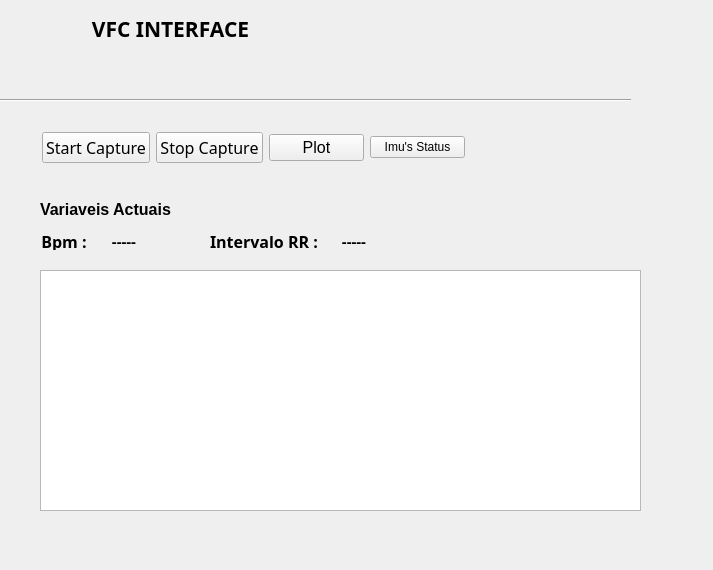
First picture: the form in rrinterface/ui/home.ui, repository DiegoPaezA/pythonCompu, before the edit.
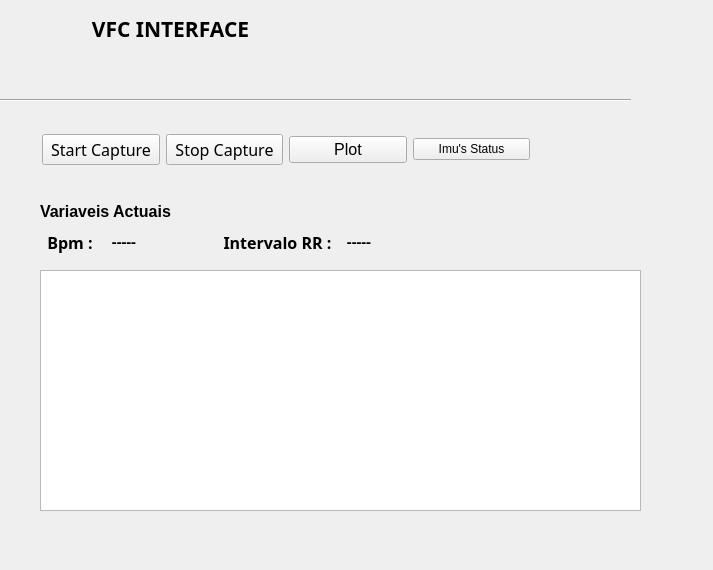
Second picture: the form after the edit. Custom widgets are drawn as their Qt base class.

```diff
--- a/rrinterface/ui/home.ui
+++ b/rrinterface/ui/home.ui
@@ -59,8 +59,8 @@
      <rect>
       <x>210</x>
       <y>230</y>
-      <width>111</width>
-      <height>20</height>
+      <width>139</width>
+      <height>25</height>
      </rect>
     </property>
     <property name="font">
@@ -81,8 +81,8 @@
      <rect>
       <x>40</x>
       <y>230</y>
-      <width>52</width>
-      <height>20</height>
+      <width>64</width>
+      <height>25</height>
      </rect>
     </property>
     <property name="font">
@@ -103,8 +103,8 @@
      <rect>
       <x>40</x>
       <y>200</y>
-      <width>161</width>
-      <height>19</height>
+      <width>201</width>
+      <height>24</height>
      </rect>
     </property>
     <property name="font">
@@ -119,7 +119,7 @@
    <widget class="QLabel" name="labelintervaloRR">
     <property name="geometry">
      <rect>
-      <x>340</x>
+      <x>345</x>
       <y>230</y>
       <width>28</width>
       <height>18</height>
@@ -175,8 +175,8 @@
      <rect>
       <x>42</x>
       <y>132</y>
-      <width>423</width>
-      <height>31</height>
+      <width>488</width>
+      <height>36</height>
      </rect>
     </property>
     <layout class="QGridLayout" name="gridLayout">
```
